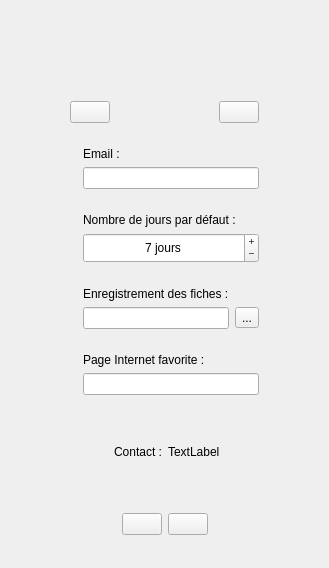
Qt form UI/user_settings.ui (juvarlet/a_table) before a commit.
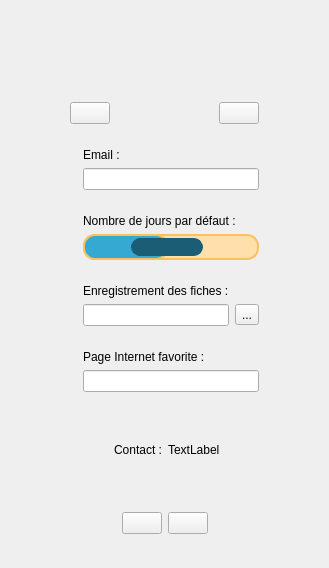
The same form after that commit. Icons and pictures are not drawn.

Patch:
```diff
--- a/UI/user_settings.ui
+++ b/UI/user_settings.ui
@@ -13,6 +13,37 @@
   <property name="windowTitle">
    <string>User Settings</string>
   </property>
+  <property name="styleSheet">
+   <string notr="true">QSlider::groove:horizontal {
+		background-color: #ffe0ad;
+        color: #1a5d75;
+        border: 2px solid #ffc05c;
+    /*border: 1px solid #1a5d75;*/
+    	height: 18px;
+    /*background: #ffc05c;*/
+    	margin: 0px;
+    	border-radius: 12px;
+		padding: 2px;
+	}
+	QSlider::handle:horizontal {
+    	background: #1a5d75;
+    	border: 1px solid #1a5d75;
+    	width: 70px;
+    	border-radius: 9px;
+	}
+
+	QSlider::sub-page:horizontal{
+		background-color: #36a9d3;
+        color: #1a5d75;
+        border: 2px solid #ffc05c;
+    /*border: 1px solid #1a5d75;*/
+    	height: 18px;
+    /*background: #ffc05c;*/
+    	margin: 0px;
+    	border-radius: 12px;
+		padding: 2px;
+	}</string>
+  </property>
   <layout class="QVBoxLayout" name="verticalLayout">
    <item>
     <widget class="QLabel" name="label_user">
@@ -151,56 +182,50 @@
            </property>
           </widget>
          </item>
+         <item row="0" column="0" rowspan="2">
+          <widget class="QLabel" name="img_settings_days">
+           <property name="maximumSize">
+            <size>
+             <width>40</width>
+             <height>40</height>
+            </size>
+           </property>
+           <property name="text">
+            <string/>
+           </property>
+           <property name="pixmap">
+            <pixmap>images/icon_date_3colors_t_LD.png</pixmap>
+           </property>
+           <property name="scaledContents">
+            <bool>true</bool>
+           </property>
+          </widget>
+         </item>
          <item row="1" column="1">
-          <widget class="QSpinBox" name="sB_settings_days">
-           <property name="sizePolicy">
-            <sizepolicy hsizetype="Expanding" vsizetype="Fixed">
-             <horstretch>0</horstretch>
-             <verstretch>0</verstretch>
-            </sizepolicy>
-           </property>
+          <widget class="QSlider" name="slider">
            <property name="minimumSize">
             <size>
              <width>0</width>
-             <height>30</height>
+             <height>26</height>
             </size>
            </property>
-           <property name="alignment">
-            <set>Qt::AlignCenter</set>
-           </property>
-           <property name="buttonSymbols">
-            <enum>QAbstractSpinBox::PlusMinus</enum>
-           </property>
-           <property name="suffix">
-            <string> jours</string>
-           </property>
            <property name="minimum">
             <number>1</number>
            </property>
            <property name="maximum">
             <number>14</number>
            </property>
+           <property name="pageStep">
+            <number>1</number>
+           </property>
            <property name="value">
             <number>7</number>
            </property>
-          </widget>
-         </item>
-         <item row="0" column="0" rowspan="2">
-          <widget class="QLabel" name="img_settings_days">
-           <property name="maximumSize">
-            <size>
-             <width>40</width>
-             <height>40</height>
-            </size>
+           <property name="orientation">
+            <enum>Qt::Horizontal</enum>
            </property>
-           <property name="text">
-            <string/>
-           </property>
-           <property name="pixmap">
-            <pixmap>images/icon_date_3colors_t_LD.png</pixmap>
-           </property>
-           <property name="scaledContents">
-            <bool>true</bool>
+           <property name="tickInterval">
+            <number>1</number>
            </property>
           </widget>
          </item>
```
